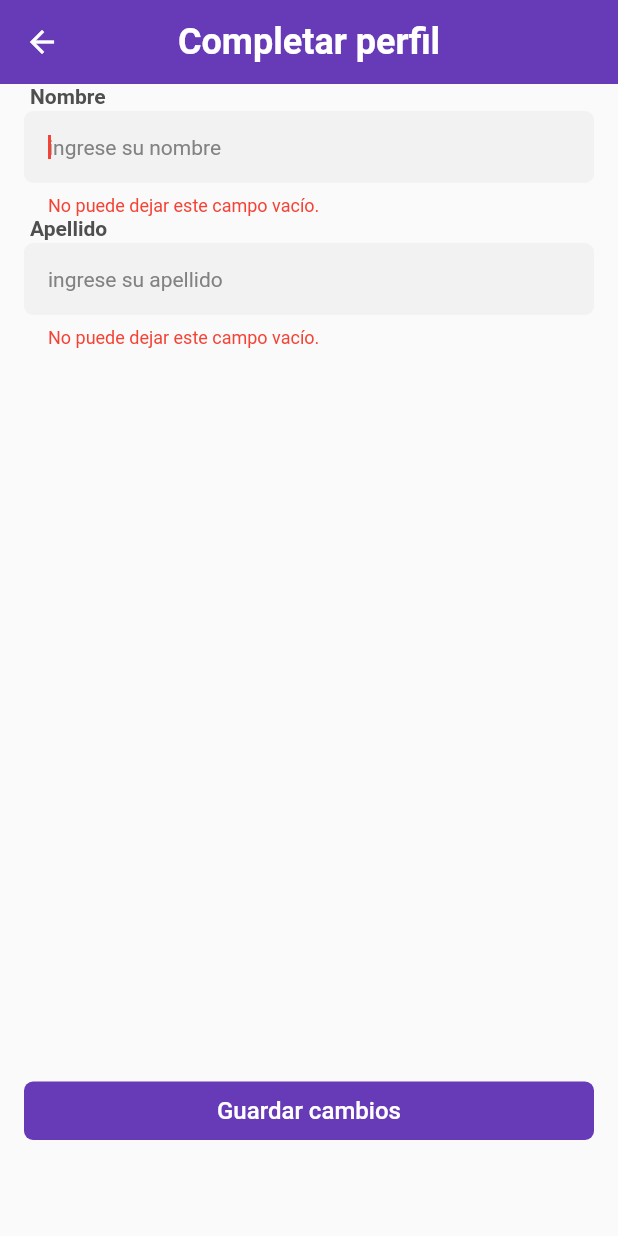
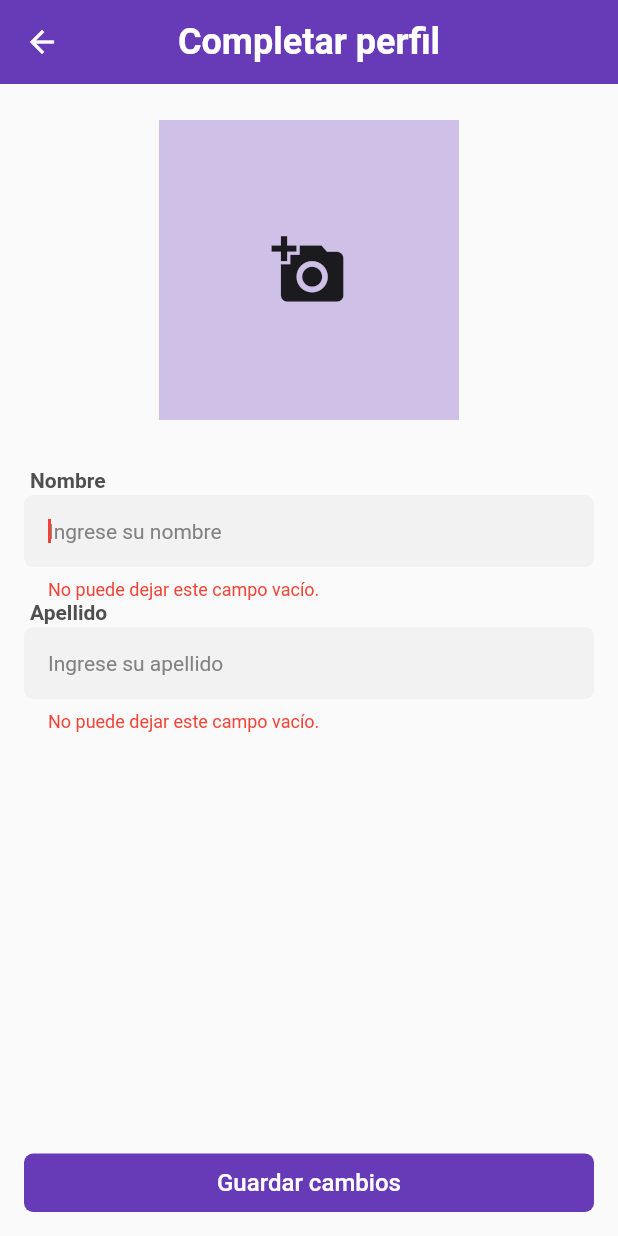
Before and after one commit to brihanPenayo/flutter-taller, a Flutter app: the CompleteProfile screen opened by its route, after a tap on "Guardar cambios", on a phone screen of 412 x 824 dp. Run offline on Flutter 3.47's test engine with Material 2 defaults, Android fonts, the phone set to English and light mode, and no system bars; our stand-ins replace flutter_dotenv, gap, get_it, image_picker, logger, supabase_flutter; accounts and stored records are empty; Roboto replaces fonts that are missing (Poppins); statements that could not run were skipped.

Commit message:
Avatar funcionando, solo falta corregir cuando agregas usuarios

```diff
--- a/lib/main.dart
+++ b/lib/main.dart
@@ -1,5 +1,4 @@
 // ignore_for_file: public_member_api_docs, sort_constructors_first
-import 'package:flutt_chat/src/presentation/profile_page/profile_page.dart';
 import 'package:flutter/material.dart';
 import 'package:flutter/services.dart';
 import 'package:flutter_dotenv/flutter_dotenv.dart';
@@ -56,7 +55,6 @@ class MyApp extends StatelessWidget {
         '/signup': (context) => const RegisterPage(),
         '/conversation': (context) => const ConversationPage(),
         '/completeProfile': (context) => const CompleteProfile(),
-        // '/showProfile': (context) => const ProfileManager(),
       },
       // home: const HomePage(),
     );
--- /dev/null
+++ b/lib/src/components/avatar_profile/avatar_profile.dart
@@ -0,0 +1,107 @@
+import 'package:flutt_chat/src/presentation/widgets/widgets.dart';
+import 'package:flutt_chat/src/utils/utils.dart';
+import 'package:flutter/material.dart';
+import 'package:image_picker/image_picker.dart';
+import 'package:supabase_flutter/supabase_flutter.dart';
+// import 'package:supabase_quickstart/main.dart';
+
+class AvatarProfile extends StatefulWidget {
+  const AvatarProfile({
+    super.key,
+    required this.imageUrl,
+    required this.onUpload,
+  });
+
+  final String? imageUrl;
+  final void Function(String) onUpload;
+
+  @override
+  _AvatarProfileState createState() => _AvatarProfileState();
+}
+
+class _AvatarProfileState extends State<AvatarProfile> {
+  bool _isLoading = false;
+  final supabase = getIt.get<SupabaseClient>();
+
+  @override
+  Widget build(BuildContext context) {
+    return Column(
+      children: [
+        if (widget.imageUrl == null || widget.imageUrl!.isEmpty)
+          GestureDetector(
+              onTap: _isLoading ? null : _upload,
+              child: Container(
+                width: 200,
+                height: 200,
+                margin: const EdgeInsets.only(bottom: 16),
+                color: AppTheme.theme.primaryColor.withOpacity(0.3),
+                child: const Center(
+                  child: Icon(size: 50, Icons.add_a_photo),
+                ),
+              ))
+        else
+          GestureDetector(
+              onTap: _isLoading ? null : _upload,
+              child: Container(
+                width: 200,
+                height: 200,
+                margin: const EdgeInsets.only(bottom: 16),
+                color: AppTheme.theme.primaryColor.withOpacity(0.3),
+                child: Image.network(
+                  widget.imageUrl!,
+                  fit: BoxFit.cover,
+                ),
+              )),
+      ],
+    );
+  }
+
+  Future<void> _upload() async {
+    final picker = ImagePicker();
+    final imageFile = await picker.pickImage(
+      source: ImageSource.gallery,
+      maxWidth: 300,
+      maxHeight: 300,
+    );
+    if (imageFile == null) {
+      return;
+    }
+    setState(() => _isLoading = true);
+
+    try {
+      final bytes = await imageFile.readAsBytes();
+      final fileExt = imageFile.path.split('.').last;
+      final fileName = '${DateTime.now().toIso8601String()}.$fileExt';
+      final filePath = fileName;
+      await supabase.storage.from('avatars').uploadBinary(
+            filePath,
+            bytes,
+            fileOptions: FileOptions(contentType: imageFile.mimeType),
+          );
+      final imageUrlResponse = await supabase.storage
+          .from('avatars')
+          .createSignedUrl(filePath, 60 * 60 * 24 * 365 * 10);
+      widget.onUpload(imageUrlResponse);
+    } on StorageException catch (error) {
+      if (mounted) {
+        ScaffoldMessenger.of(context).showSnackBar(
+          SnackBar(
+            content: Text(error.message),
+            backgroundColor: Theme.of(context).colorScheme.error,
+          ),
+        );
+      }
+    } catch (error) {
+      if (mounted) {
+        ScaffoldMessenger.of(context).showSnackBar(
+          SnackBar(
+            content: const Text('Unexpected error occurred'),
+            backgroundColor: Theme.of(context).colorScheme.error,
+          ),
+        );
+      }
+    }
+
+    setState(() => _isLoading = false);
+  }
+}
--- a/lib/src/presentation/complete_profile/complete_profile.dart
+++ b/lib/src/presentation/complete_profile/complete_profile.dart
@@ -1,3 +1,4 @@
+import 'package:flutt_chat/src/components/avatar_profile/avatar_profile.dart';
 import 'package:flutter/material.dart';
 import 'package:supabase_flutter/supabase_flutter.dart';
 
@@ -14,70 +15,140 @@ class CompleteProfile extends StatefulWidget {
 class _CompleteProfileState extends State<CompleteProfile> {
   final firstNameController = TextEditingController();
   final lastNameController = TextEditingController();
+  String? _avatarUrl;
+  bool _isLoading = true;
   final key = GlobalKey<FormState>();
   bool obscure = true;
   final supabase = getIt.get<SupabaseClient>();
+
+  Future<void> _getProfile() async {
+    setState(() {
+      _isLoading = true;
+    });
+    try {
+      final userId = supabase.auth.currentUser!.id;
+      final data = await supabase
+          .from('profiles')
+          .select<Map<String, dynamic>>()
+          .eq('id', userId)
+          .single();
+      firstNameController.text = (data['first_name'] ?? '') as String;
+      lastNameController.text = (data['last_name'] ?? '') as String;
+      _avatarUrl = (data['avatar_url'] ?? '') as String;
+    } on PostgrestException catch (error) {
+      SnackBar(
+        content: Text(error.message),
+        backgroundColor: Theme.of(context).colorScheme.error,
+      );
+    } catch (error) {
+      SnackBar(
+        content: const Text('Unexpected error occurred'),
+        backgroundColor: Theme.of(context).colorScheme.error,
+      );
+    } finally {
+      setState(() {
+        _isLoading = false;
+      });
+    }
+  }
+
+  Future<void> _onUpload(String imageUrl) async {
+    try {
+      final userId = supabase.auth.currentUser!.id;
+      await supabase.from('profiles').upsert({
+        'id': userId,
+        'avatar_url': imageUrl,
+      });
+      if (mounted) {
+        const SnackBar(
+          content: Text('Updated your profile image!'),
+        );
+      }
+    } on PostgrestException catch (error) {
+      SnackBar(
+        content: Text(error.message),
+        backgroundColor: Theme.of(context).colorScheme.error,
+      );
+    } catch (error) {
+      SnackBar(
+        content: const Text('Unexpected error occurred'),
+        backgroundColor: Theme.of(context).colorScheme.error,
+      );
+    }
+    if (!mounted) {
+      return;
+    }
+
+    setState(() {
+      _avatarUrl = imageUrl;
+    });
+  }
+
+  @override
+  void initState() {
+    super.initState();
+    _getProfile();
+  }
+
   @override
   Widget build(BuildContext context) {
     return Scaffold(
         appBar: AppBar(title: const Text('Completar perfil')),
         bottomSheet: SafeArea(
           child: Container(
-          padding: const EdgeInsets.only(
-            right: 16,
-            left: 16,
-            bottom: 64,
-          ),
+            padding: const EdgeInsets.only(right: 16, left: 16, bottom: 16),
             child: CustomButton(
               onTap: onComplete,
               label: "Guardar cambios",
             ),
           ),
         ),
-      body: Container(
-        margin: const EdgeInsets.symmetric(horizontal: 16),
+        body: _isLoading
+            ? const Center(child: CircularProgressIndicator())
+            : Container(
+                margin:
+                    const EdgeInsets.symmetric(horizontal: 16, vertical: 24),
                 width: MediaQuery.of(context).size.width,
+                child: SingleChildScrollView(
                   child: Form(
                     key: key,
                     child: Column(
-            // s
                       children: [
+                        AvatarProfile(
+                            imageUrl: _avatarUrl, onUpload: _onUpload),
+                        gap16,
                         CustomTextField(
                           controller: firstNameController,
                           label: "Nombre",
                           required: true,
                           autofocus: true,
-                // textCapitalization: TextCapitalization.none,
+                          textCapitalization: TextCapitalization.words,
                           keyboardType: TextInputType.emailAddress,
-                hint: 'ingrese su nombre',
+                          hint: 'Ingrese su nombre',
                         ),
                         CustomTextField(
                           controller: lastNameController,
                           label: "Apellido",
-
-                // validator: ,
                           required: true,
-                // onTap: changeObscure,
-                // textCapitalization: TextCapitalization.nonnicoe,
-
-                hint: 'ingrese su apellido',
+                          textCapitalization: TextCapitalization.words,
+                          hint: 'Ingrese su apellido',
                         ),
-              gap32,
+                        // gap32,
                       ],
                     ),
                   ),
                 ),
-    );
+              ));
   }
 
   void onComplete() async {
     if (!key.currentState!.validate()) return;
-
     try {
       context.showPreloader();
       final data = {
         'first_name': firstNameController.text.trim(),
         'last_name': lastNameController.text.trim(),
+        'avatar_url': _avatarUrl,
       };
       await supabase.from('profiles').update(data).eq(
             'id',
@@ -97,6 +168,6 @@ class _CompleteProfileState extends State<CompleteProfile> {
       return;
     }
     if (!mounted) return;
-    Navigator.of(context).pushNamedAndRemoveUntil('/splash', (route) => false);
+    Navigator.of(context).pop('/');
   }
 }
--- a/lib/src/presentation/conversation/conversation_page.dart
+++ b/lib/src/presentation/conversation/conversation_page.dart
@@ -83,7 +83,7 @@ class _ConversationPageState extends State<ConversationPage> {
             }
             if (snapshot.hasError) {
               return Center(
-                child: Text('kjhkjh ${snapshot.error}'),
+                child: Text('${snapshot.error}'),
               );
             }
             if (!snapshot.hasData) {
--- a/lib/src/presentation/conversations/conversations_page.dart
+++ b/lib/src/presentation/conversations/conversations_page.dart
@@ -1,8 +1,7 @@
-import 'package:flutt_chat/src/presentation/profile_page/profile_page.dart';
+import 'package:flutt_chat/src/presentation/complete_profile/complete_profile.dart';
 import 'package:flutter/cupertino.dart';
 import 'package:flutter/material.dart';
 import 'package:supabase_flutter/supabase_flutter.dart';
-import 'package:flutt_chat/src/presentation/add_conversation/add_conversation_page.dart';
 
 import '../../models/models.dart';
 import '../../utils/utils.dart';
@@ -121,7 +120,7 @@ class _ConversationsPageState extends State<ConversationsPage> {
 
   void showProfile() => showCupertinoDialog(
         context: context,
-        builder: (ctx) => const ProfileManager(),
+        builder: (ctx) => const CompleteProfile(),
       );
 
   void onSignOut() async {
--- a/pubspec.yaml
+++ b/pubspec.yaml
@@ -17,6 +17,7 @@ dependencies:
   flutter_dotenv: ^5.1.0
   get_it: ^7.6.2
   logger: ^2.0.1
+  image_picker: ^0.8.4
 
 dev_dependencies:
   flutter_test:
```
Also changed, not shown: lib/src/presentation/profile_page/profile_page.dart (deleted, +0 -20 lines), pubspec.lock, 6 other files. Lines whose indentation alone changed are shown as unchanged.
